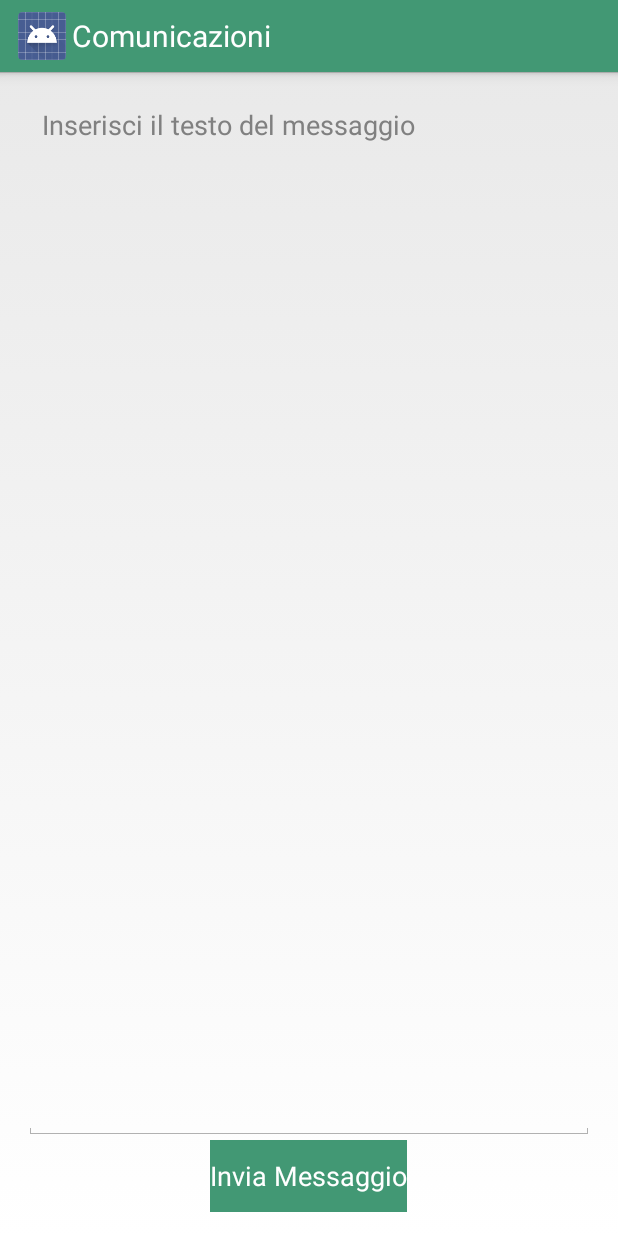
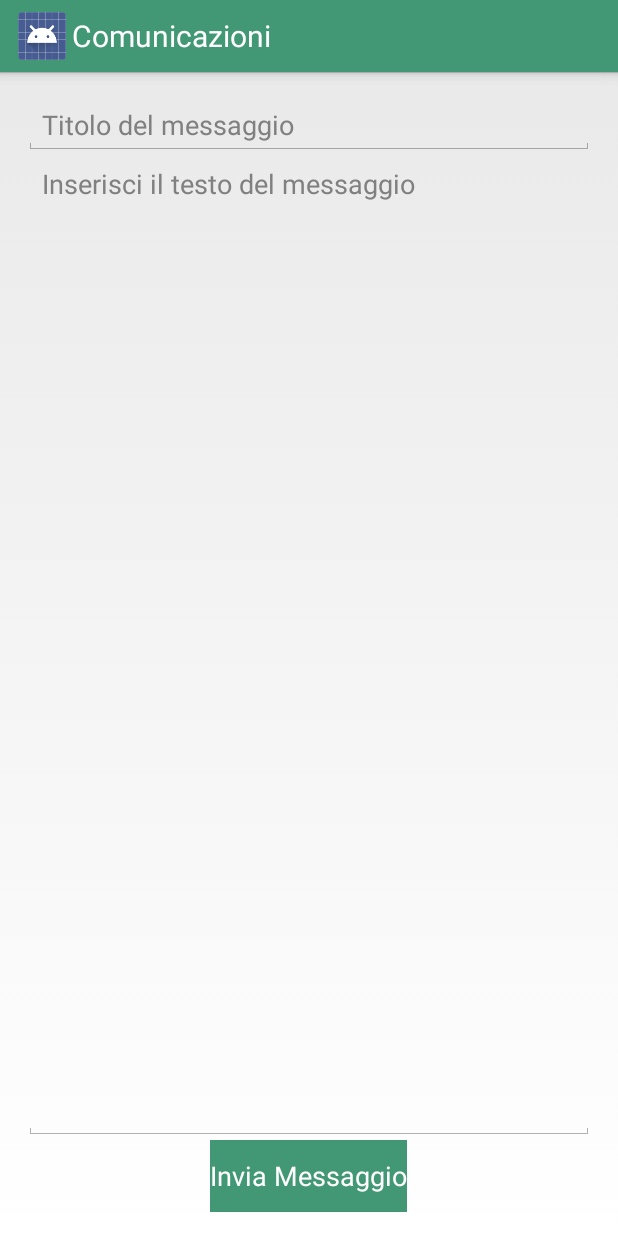
Before and after one commit to lightsaber91/FoundMeProf, an Android app: the SendMessageActivity screen opened directly, with no data from a screen before it, after a tap on "Invia Messaggio", on a phone screen of 412 x 824 dp. Run offline under Robolectric (Android 15) with nearby library versions, the phone set to English and light mode, and no system bars; plain views replace 1991, 91; 2 statements that could not run were skipped.

Commit message:
fix message send

```diff
--- a/app/src/main/java/foundme/uniroma2/it/professore/SendMessageActivity.java
+++ b/app/src/main/java/foundme/uniroma2/it/professore/SendMessageActivity.java
@@ -32,11 +32,13 @@ import java.util.concurrent.ExecutionException;
 
 public class SendMessageActivity extends Activity {
 
-    private EditText etMessage;
-    private Button btInvia;
-    private String messaggio;
-    private String cid;
-    private String pid;
+    private static EditText etMessage;
+    private static EditText etTitle;
+    private static Button btInvia;
+    private static String messaggio;
+    private static String titolo;
+    private static String cid;
+    private static String pid;
 
     @Override
     protected void onCreate(Bundle savedInstanceState) {
@@ -44,6 +46,7 @@ public class SendMessageActivity extends Activity {
         setContentView(R.layout.activity_send_message);
 
         etMessage = (EditText) findViewById(R.id.etmessaggio);
+        etTitle = (EditText) findViewById(R.id.etmsgTitle);
         btInvia = (Button) findViewById(R.id.btninv);
 
         Bundle passed = getIntent().getExtras();
@@ -54,9 +57,10 @@ public class SendMessageActivity extends Activity {
         btInvia.setOnClickListener(new View.OnClickListener() {
             public void onClick(View arg0) {
                 messaggio = etMessage.getText().toString();
-                if (checkMessage(messaggio)) {
+                titolo = etTitle.getText().toString();
+                if (checkMessage(messaggio, titolo)) {
                     try {
-                        manageMsg(cid, pid, messaggio);
+                        manageMsg(cid, pid, messaggio, titolo);
                     } catch (ExecutionException e) {
                         e.printStackTrace();
                     } catch (InterruptedException e) {
@@ -71,14 +75,14 @@ public class SendMessageActivity extends Activity {
 
     }
 
-    private void manageMsg(String cid, String pid, String msg) throws ExecutionException, InterruptedException {
+    private void manageMsg(String cid, String pid, String msg, String title) throws ExecutionException, InterruptedException {
         new Connection(this, false, Variables_it.SENDING, Variables_it.SEND_MSG_OK, "")
                 .execute(Variables_it.NOTIFY, Variables_it.COURSE, cid, Variables_it.NAME, pid, Variables_it.MSG, msg, Variables_it.FLAG, "1");
         new Connection(this, true, Variables_it.SENDING, Variables_it.SEND_MSG_OK, "")
-                .execute(Variables_it.SEND_MSG, Variables_it.COURSE, cid, Variables_it.NAME, pid, Variables_it.MSG, msg, Variables_it.FLAG, "1");
+                .execute(Variables_it.SEND_MSG, Variables_it.COURSE, cid, Variables_it.NAME, pid, Variables_it.MSG, msg, Variables_it.FLAG, "1", Variables_it.TITLE,title);
     }
 
-    private boolean checkMessage(String msg) {
-        return !(msg == null || msg.isEmpty());
+    private boolean checkMessage(String msg, String title) {
+        return !(msg == null || msg.isEmpty() || title == null || title.isEmpty());
     }
 }
--- a/app/src/main/java/foundme/uniroma2/it/professore/Variables_it.java
+++ b/app/src/main/java/foundme/uniroma2/it/professore/Variables_it.java
@@ -75,6 +75,7 @@ public class Variables_it {
     public static final String FLAG = "Flag";
     public static final String CFU = "Cfu";
     public static final String MSG = "Messaggio";
+    public static final String TITLE = "Titolo";
     public static final String DEPT = "Dipartimento";
 
     //Web Addresses
--- a/app/src/main/res/layout/activity_send_message.xml
+++ b/app/src/main/res/layout/activity_send_message.xml
@@ -28,26 +28,6 @@
     android:paddingBottom="@dimen/activity_vertical_margin"
     tools:context="foundme.uniroma2.it.professore.SendMessageActivity">
 
-    <LinearLayout
-        android:orientation="horizontal"
-        android:layout_width="fill_parent"
-        android:layout_height="fill_parent"
-        android:layout_above="@+id/btninv">
-
-        <EditText
-            android:layout_width="match_parent"
-            android:layout_height="match_parent"
-            android:inputType="textMultiLine"
-            android:ems="10"
-            android:id="@+id/etmessaggio"
-            android:layout_alignParentTop="true"
-            android:layout_centerHorizontal="true"
-            android:hint="@string/scrivi"
-            android:gravity="start"
-            />
-
-    </LinearLayout>
-
     <Button
         android:layout_width="wrap_content"
         android:layout_height="wrap_content"
@@ -59,4 +39,23 @@
         android:layout_alignParentBottom="true"
         android:layout_centerHorizontal="true" />
 
+    <EditText
+        android:layout_width="match_parent"
+        android:layout_height="match_parent"
+        android:inputType="textMultiLine"
+        android:ems="10"
+        android:id="@+id/etmessaggio"
+        android:hint="@string/scrivi"
+        android:gravity="start"
+        android:layout_alignParentStart="true"
+        android:layout_below="@+id/etmsgTitle"
+        android:layout_above="@+id/btninv" />
+
+    <EditText
+        android:layout_width="match_parent"
+        android:layout_height="wrap_content"
+        android:id="@+id/etmsgTitle"
+        android:layout_alignParentEnd="true"
+        android:hint="@string/titolo" />
+
 </RelativeLayout>
--- a/app/src/main/res/values/strings.xml
+++ b/app/src/main/res/values/strings.xml
@@ -74,6 +74,7 @@
     <string name="str_action3">Action3</string>
     <string name="aggiungi">Aggiungi Corso</string>
     <string name="scrivi">Inserisci il testo del messaggio</string>
+    <string name="titolo">Titolo del messaggio</string>
 
     <!-- Resources -->
     <string name="pref_title_sync_frequency"></string>
```
